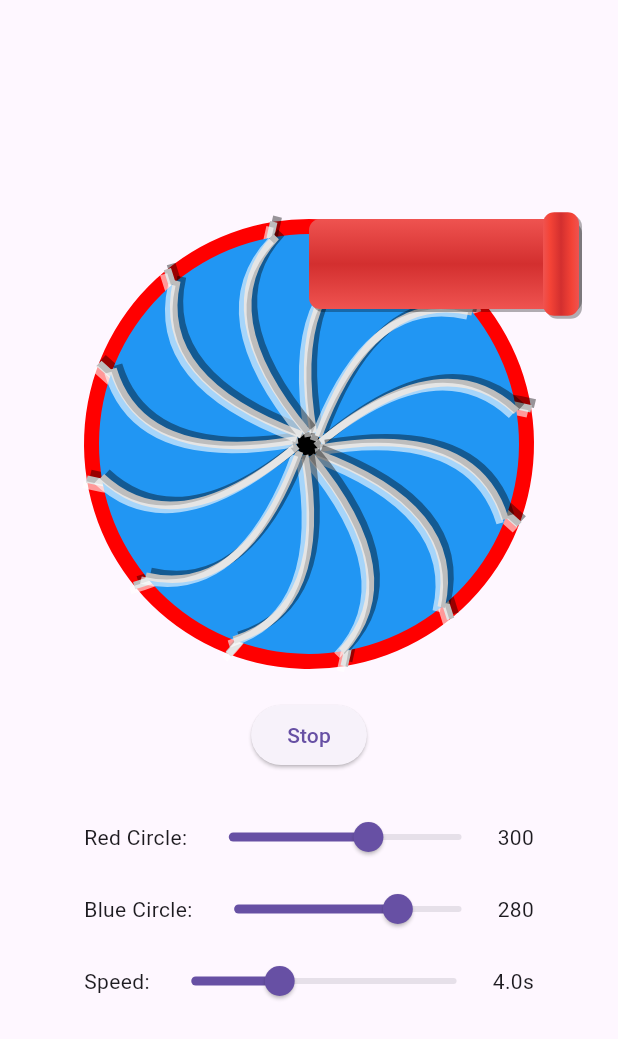
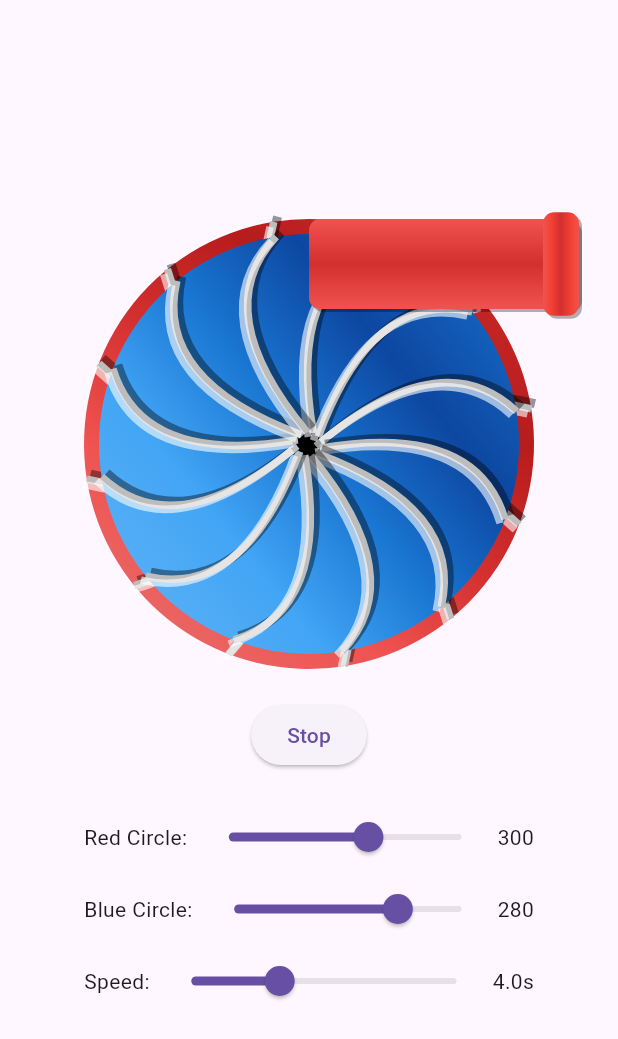
Before and after one commit to Aoli/custom_painter_tct, a Flutter app: the screen it shows after launch, after a tap on "Spin", on a phone screen of 412 x 824 dp. Shown: the top 1039 px of the screen. Run offline on Flutter 3.47's test engine with Material 3 defaults, Android fonts, the phone set to English and light mode, and no system bars.

Commit message:
Enhance HollowCirclePainter and BlueBladePainter with metallic gradient effects

```diff
--- a/lib/custom_painter_test.dart
+++ b/lib/custom_painter_test.dart
@@ -13,9 +13,23 @@ class HollowCirclePainter extends CustomPainter {
     final radius = diameter / 2;
     final holeRadius = holeDiameter / 2;
 
-    // Base red circle with hole
+    // Metallic red gradient for base circle
+    final metalRedGradient = LinearGradient(
+      begin: Alignment.topLeft,
+      end: Alignment.bottomRight,
+      stops: const [0.0, 0.3, 0.5, 0.7, 1.0],
+      colors: [
+        Colors.red.shade300, // Highlight
+        Colors.red.shade400, // Light
+        Colors.red.shade700, // Middle
+        Colors.red.shade900, // Shadow
+        Colors.red.shade700, // Edge
+      ],
+    );
+
     final circlePaint = Paint()
-      ..color = const Color(0xFFFF0000)
+      ..shader = metalRedGradient
+          .createShader(Rect.fromCircle(center: center, radius: radius))
       ..style = PaintingStyle.fill;
 
     final circlePath = Path()
@@ -104,9 +118,23 @@ class BlueBladePainter extends CustomPainter {
     final center = Offset(size.width / 2, size.height / 2);
     final radius = diameter / 2;
 
-    // Base blue circle
+    // Metallic blue gradient for base circle
+    final metalBlueGradient = LinearGradient(
+      begin: Alignment.topLeft,
+      end: Alignment.bottomRight,
+      stops: const [0.0, 0.3, 0.5, 0.7, 1.0],
+      colors: [
+        Colors.blue.shade300, // Highlight
+        Colors.blue.shade400, // Light
+        Colors.blue.shade700, // Middle
+        Colors.blue.shade900, // Shadow
+        Colors.blue.shade700, // Edge
+      ],
+    );
+
     final circlePaint = Paint()
-      ..color = Colors.blue.withOpacity(1.0)
+      ..shader = metalBlueGradient
+          .createShader(Rect.fromCircle(center: center, radius: radius))
       ..style = PaintingStyle.fill;
 
     canvas.drawCircle(center, radius, circlePaint);
```
